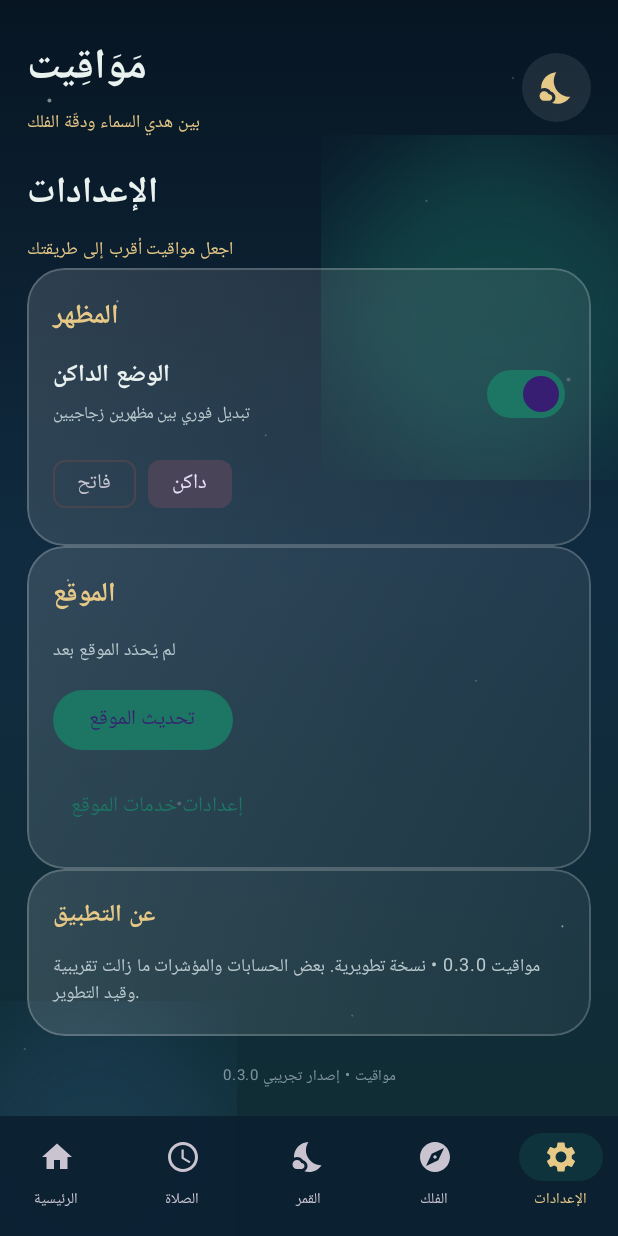
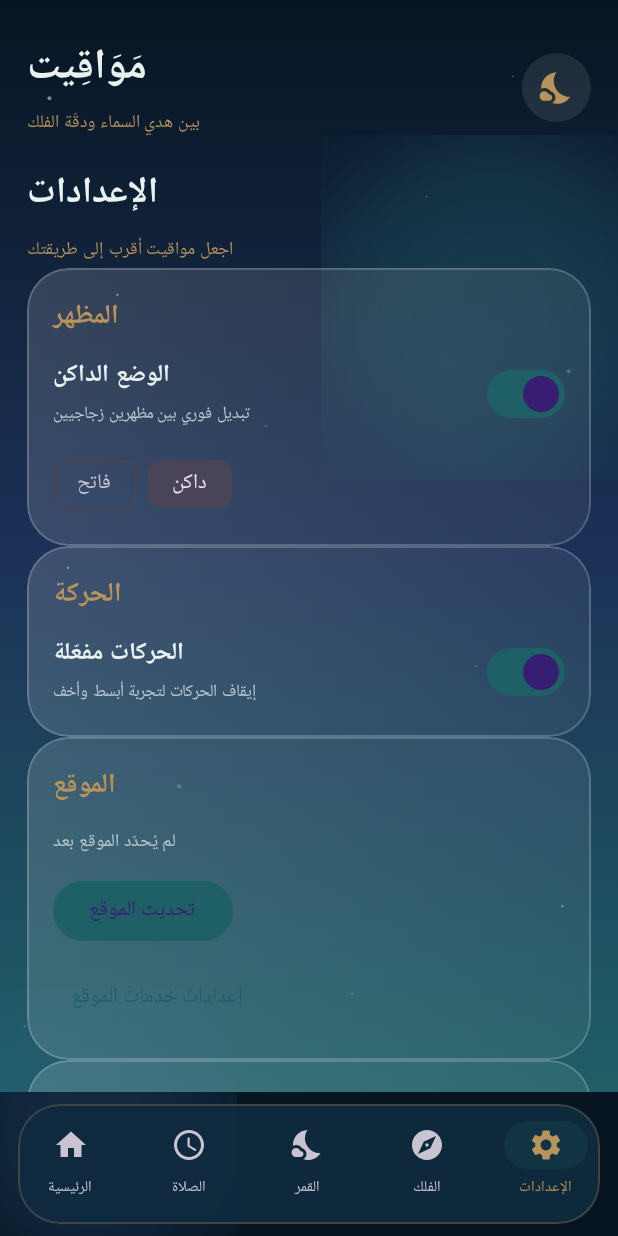
Before and after one commit to alwaldkbyr-wq/Kotlin-Android-Projects, an Android app built with Jetpack Compose: the screen it shows after launch (MainActivity), item 5 of the bottom bar chosen, on a phone screen of 412 x 824 dp. Run offline under Robolectric (Android 15) with nearby library versions, the phone set to English and light mode, and no system bars.

Commit message:
Apply Islamic liquid-glass styling and animated transitions

```diff
--- a/app/src/main/java/com/mawaqeet/app/MainActivity.kt
+++ b/app/src/main/java/com/mawaqeet/app/MainActivity.kt
@@ -16,6 +16,13 @@ import androidx.activity.compose.rememberLauncherForActivityResult
 import androidx.activity.result.contract.ActivityResultContracts
 import androidx.compose.animation.AnimatedContent
 import androidx.compose.animation.togetherWith
+import androidx.compose.animation.slideInHorizontally
+import androidx.compose.animation.slideOutHorizontally
+import androidx.compose.animation.scaleIn
+import androidx.compose.animation.scaleOut
+import androidx.compose.animation.core.spring
+import androidx.compose.ui.graphics.graphicsLayer
+import kotlinx.coroutines.delay
 import androidx.compose.animation.Crossfade
 import androidx.compose.animation.core.FastOutSlowInEasing
 import androidx.compose.animation.core.RepeatMode
@@ -65,11 +72,12 @@ import java.util.Locale
 
 private val Night = Color(0xFF071522)
 private val DeepBlue = Color(0xFF102B40)
-private val Emerald = Color(0xFF1C7663)
-private val Gold = Color(0xFFE7C987)
-private val LightBg = Color(0xFFF1F5F3)
-private val LightSurface = Color(0xFFFFFFFF)
-private val Ink = Color(0xFF183448)
+private val Emerald = Color(0xFF1F5F66)
+private val Gold = Color(0xFFB8935A)
+private val Navy = Color(0xFF1C3157)
+private val LightBg = Color(0xFFF4F0E6)
+private val LightSurface = Color(0xFFFFFCF5)
+private val Ink = Color(0xFF1C3157)
 
 class MainActivity : ComponentActivity() {
     override fun onCreate(savedInstanceState: Bundle?) {
@@ -90,6 +98,7 @@ private enum class AppTab(val label: String, val icon: ImageVector) {
 fun MawaqeetApp() {
     val context = LocalContext.current
     var darkMode by remember { mutableStateOf(true) }
+    var motionEnabled by remember { mutableStateOf(true) }
     var selectedTab by remember { mutableStateOf(AppTab.HOME) }
     var latitude by remember { mutableStateOf<Double?>(null) }
     var longitude by remember { mutableStateOf<Double?>(null) }
@@ -168,7 +177,7 @@ fun MawaqeetApp() {
         primary = Emerald, secondary = Gold, background = Night, surface = DeepBlue,
         onBackground = Color(0xFFEAF2F0), onSurface = Color(0xFFEAF2F0)
     ) else lightColorScheme(
-        primary = Emerald, secondary = Color(0xFF9B742E), background = LightBg,
+        primary = Emerald, secondary = Gold, background = LightBg,
         surface = LightSurface, onBackground = Ink, onSurface = Ink
     )
 
@@ -180,7 +189,7 @@ fun MawaqeetApp() {
         Scaffold(
             containerColor = background,
             bottomBar = {
-                NavigationBar(containerColor = if (darkMode) Color(0xEE0C2233) else Color(0xF2FFFFFF)) {
+                NavigationBar(modifier = Modifier.padding(horizontal = 12.dp, vertical = 8.dp).clip(RoundedCornerShape(28.dp)).border(1.dp, Gold.copy(alpha = .28f), RoundedCornerShape(28.dp)), containerColor = if (darkMode) Color(0xDD102B40) else Color(0xEFFFFFFF), tonalElevation = 0.dp) {
                     AppTab.values().forEach { tab ->
                         NavigationBarItem(
                             selected = selectedTab == tab,
@@ -201,7 +210,11 @@ fun MawaqeetApp() {
                 AmbientBackdrop(darkMode)
                 AnimatedContent(
                     targetState = selectedTab,
-                    transitionSpec = { androidx.compose.animation.fadeIn(tween(260)) togetherWith androidx.compose.animation.fadeOut(tween(180)) },
+                    transitionSpec = {
+                        if (!motionEnabled) androidx.compose.animation.fadeIn(tween(160)) togetherWith androidx.compose.animation.fadeOut(tween(160))
+                        else (slideInHorizontally(initialOffsetX = { full -> full / 5 }, animationSpec = spring(dampingRatio = .82f, stiffness = 420f)) + scaleIn(initialScale = .92f, animationSpec = tween(380))) togetherWith
+                            (slideOutHorizontally(targetOffsetX = { full -> -full / 8 }, animationSpec = tween(280)) + scaleOut(targetScale = .97f, animationSpec = tween(280)))
+                    },
                     label = "page-transition"
                 ) { tab ->
                     LazyColumn(
@@ -235,10 +248,10 @@ fun MawaqeetApp() {
                                 item { SkyPage(times, accent, foreground, muted, darkMode) }
                             }
                             AppTab.SETTINGS -> {
-                                item { SettingsPage(darkMode, { darkMode = it }, locationMessage, accent, foreground, muted, { if (ContextCompat.checkSelfPermission(context, Manifest.permission.ACCESS_FINE_LOCATION) == PackageManager.PERMISSION_GRANTED || ContextCompat.checkSelfPermission(context, Manifest.permission.ACCESS_COARSE_LOCATION) == PackageManager.PERMISSION_GRANTED) locate() else permission.launch(arrayOf(Manifest.permission.ACCESS_FINE_LOCATION, Manifest.permission.ACCESS_COARSE_LOCATION)) }, { context.startActivity(Intent(Settings.ACTION_LOCATION_SOURCE_SETTINGS)) }) }
+                                item { SettingsPage(darkMode, { darkMode = it }, motionEnabled, { motionEnabled = it }, locationMessage, accent, foreground, muted, { if (ContextCompat.checkSelfPermission(context, Manifest.permission.ACCESS_FINE_LOCATION) == PackageManager.PERMISSION_GRANTED || ContextCompat.checkSelfPermission(context, Manifest.permission.ACCESS_COARSE_LOCATION) == PackageManager.PERMISSION_GRANTED) locate() else permission.launch(arrayOf(Manifest.permission.ACCESS_FINE_LOCATION, Manifest.permission.ACCESS_COARSE_LOCATION)) }, { context.startActivity(Intent(Settings.ACTION_LOCATION_SOURCE_SETTINGS)) }) }
                             }
                         }
-                        item { Text("مواقيت • إصدار تجريبي 0.3.0", color = muted.copy(alpha = .65f), fontSize = 10.sp, modifier = Modifier.fillMaxWidth(), textAlign = TextAlign.Center) }
+                        item { Text("مواقيت • إصدار 1.0.0", color = muted.copy(alpha = .65f), fontSize = 10.sp, modifier = Modifier.fillMaxWidth(), textAlign = TextAlign.Center) }
                     }
                 }
             }
@@ -259,7 +272,7 @@ private fun AmbientBackdrop(dark: Boolean) {
         animationSpec = infiniteRepeatable(tween(6200), RepeatMode.Reverse),
         label = "pulse"
     )
-    Box(Modifier.fillMaxSize().background(if (dark) Brush.verticalGradient(listOf(Night, DeepBlue, Color(0xFF102D35))) else Brush.verticalGradient(listOf(LightBg, Color(0xFFE4EFEB), Color(0xFFF7F8F4))))) {
+    Box(Modifier.fillMaxSize().background(if (dark) Brush.verticalGradient(listOf(Night, Navy, Color(0xFF1F5F66))) else Brush.verticalGradient(listOf(LightBg, Color(0xFFE7F0EB), Color(0xFFFFFCF5))))) {
         Box(Modifier.offset(x = drift.dp, y = 90.dp).size(230.dp).align(Alignment.TopEnd).blur(62.dp)
             .background((if (dark) Emerald else Color(0xFF72B6A0)).copy(alpha = pulse), CircleShape))
         Box(Modifier.offset(x = (-drift).dp, y = 390.dp).size(190.dp).align(Alignment.CenterStart).blur(58.dp)
@@ -389,7 +402,7 @@ private fun SkyPage(times: PrayerTimes?, accent: Color, fg: Color, muted: Color,
 }
 
 @Composable
-private fun SettingsPage(dark: Boolean, onDarkChange: (Boolean) -> Unit, location: String, accent: Color, fg: Color, muted: Color,
+private fun SettingsPage(dark: Boolean, onDarkChange: (Boolean) -> Unit, motion: Boolean, onMotionChange: (Boolean) -> Unit, location: String, accent: Color, fg: Color, muted: Color,
     onLocate: () -> Unit, onSettings: () -> Unit) {
     PageHeading("الإعدادات", "اجعل مواقيت أقرب إلى طريقتك", accent, fg)
     GlassPanel(dark) {
@@ -407,6 +420,16 @@ private fun SettingsPage(dark: Boolean, onDarkChange: (Boolean) -> Unit, locatio
         }
     }
     GlassPanel(dark) {
+        Text("الحركة", color = accent, fontSize = 18.sp, fontWeight = FontWeight.Bold)
+        Row(verticalAlignment = Alignment.CenterVertically) {
+            Column(Modifier.weight(1f)) {
+                Text(if (motion) "الحركات مفعّلة" else "تقليل الحركة", color = fg, fontWeight = FontWeight.SemiBold)
+                Text("إيقاف الحركات لتجربة أبسط وأخف", color = muted, fontSize = 11.sp)
+            }
+            Switch(checked = motion, onCheckedChange = onMotionChange)
+        }
+    }
+    GlassPanel(dark) {
         Text("الموقع", color = accent, fontSize = 18.sp, fontWeight = FontWeight.Bold)
         Text(location, color = muted, fontSize = 12.sp)
         Button(onClick = onLocate) { Text("تحديث الموقع") }
@@ -414,7 +437,7 @@ private fun SettingsPage(dark: Boolean, onDarkChange: (Boolean) -> Unit, locatio
     }
     GlassPanel(dark) {
         Text("عن التطبيق", color = accent, fontWeight = FontWeight.Bold)
-        Text("مواقيت 0.3.0 • نسخة تطويرية. بعض الحسابات والمؤشرات ما زالت تقريبية وقيد التطوير.", color = muted, fontSize = 12.sp, lineHeight = 18.sp)
+        Text("مواقيت 1.0.0 • نسخة تطويرية. بعض الحسابات والمؤشرات ما زالت تقريبية وقيد التطوير.", color = muted, fontSize = 12.sp, lineHeight = 18.sp)
     }
 }
 
@@ -449,13 +472,25 @@ private fun QuickTile(title: String, subtitle: String, icon: ImageVector, accent
 
 @Composable
 private fun GlassPanel(dark: Boolean = true, content: @Composable ColumnScope.() -> Unit) {
-    val fill = if (dark) listOf(Color.White.copy(alpha = .14f), Color.White.copy(alpha = .055f))
-        else listOf(Color.White.copy(alpha = .88f), Color.White.copy(alpha = .58f))
+    var entered by remember { mutableStateOf(false) }
+    LaunchedEffect(Unit) {
+        delay(35)
+        entered = true
+    }
+    val fall by animateFloatAsState(targetValue = if (entered) 0f else -24f, animationSpec = spring(dampingRatio = .62f, stiffness = 260f), label = "glass-card-fall")
+    val reveal by animateFloatAsState(targetValue = if (entered) 1f else .92f, animationSpec = spring(dampingRatio = .78f, stiffness = 300f), label = "glass-card-scale")
+    val fill = if (dark) listOf(Color.White.copy(alpha = .15f), Color.White.copy(alpha = .055f))
+        else listOf(Color.White.copy(alpha = .86f), Color(0xFFF7F1E5).copy(alpha = .72f))
     val line = if (dark) Color.White.copy(alpha = .2f) else Color.White.copy(alpha = .9f)
     Column(
-        Modifier.fillMaxWidth().clip(RoundedCornerShape(25.dp))
+        Modifier.fillMaxWidth().graphicsLayer {
+            translationY = fall
+            scaleX = reveal
+            scaleY = reveal
+            alpha = if (entered) 1f else .55f
+        }.clip(RoundedCornerShape(28.dp))
             .background(Brush.linearGradient(fill))
-            .border(1.dp, line, RoundedCornerShape(25.dp))
+            .border(1.dp, line, RoundedCornerShape(28.dp))
             .padding(17.dp),
         verticalArrangement = Arrangement.spacedBy(10.dp),
         content = content
```
